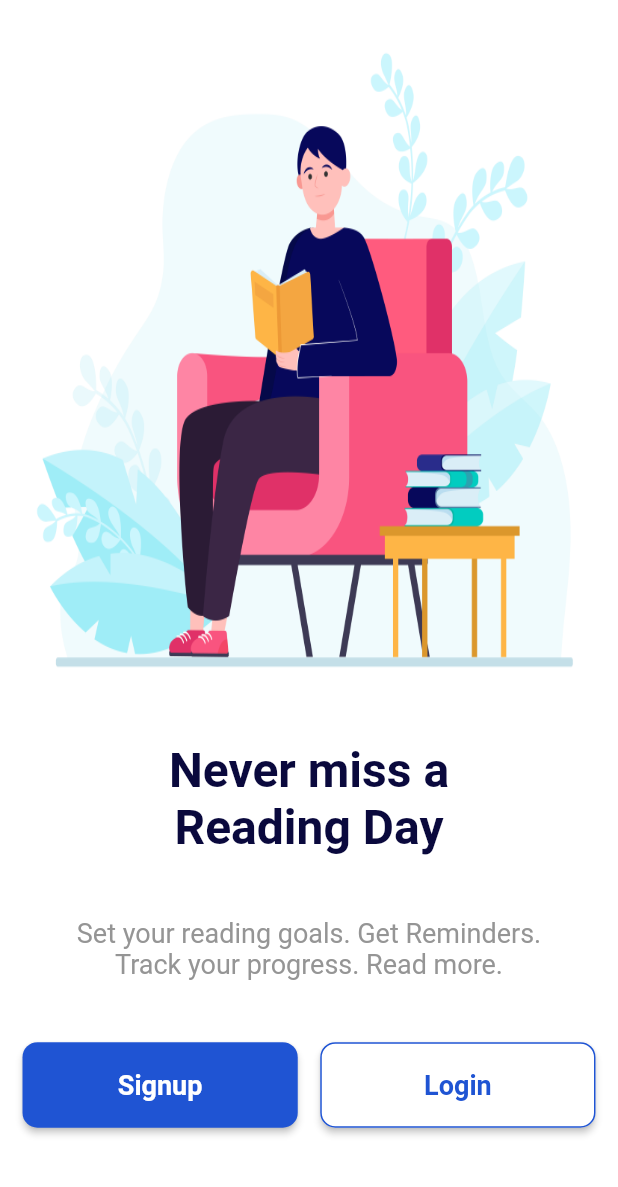
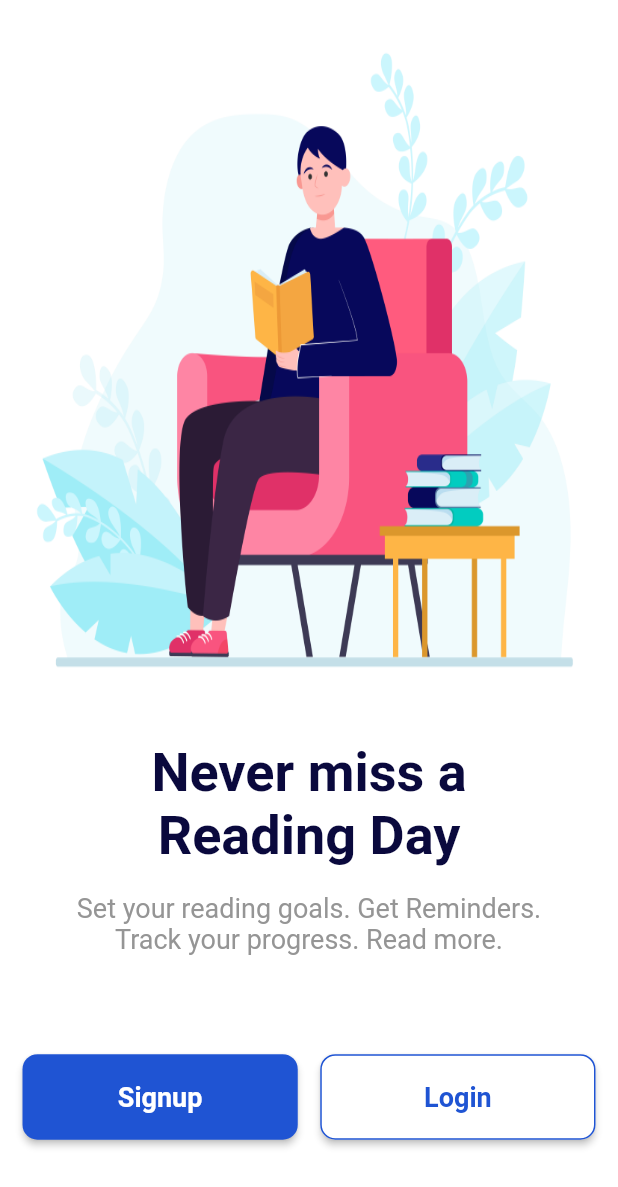
Before and after one commit to iamr-kumar/read-tracker, a Flutter app: the screen it shows after launch, on a phone screen of 412 x 824 dp. Shown: the top 1187 px of the screen. Run offline on Flutter 3.47's test engine with Material 2 defaults, Android fonts, the phone set to English and light mode, and no system bars; our stand-ins replace percent_indicator.

Commit message:
small size fixes

```diff
--- a/lib/screens/welcome/welcome.dart
+++ b/lib/screens/welcome/welcome.dart
@@ -33,12 +33,12 @@ class WelcomeScreen extends StatelessWidget {
                 textAlign: TextAlign.center,
                 style: TextStyle(
                     fontWeight: FontWeight.bold,
-                    fontSize: 32,
+                    fontSize: 36,
                     color: MyColors.textBlue),
               ),
             ),
             SizedBox(
-              height: devHeight * 0.05,
+              height: devHeight * 0.02,
             ),
             const SizedBox(
                 width: 350,
@@ -47,7 +47,7 @@ class WelcomeScreen extends StatelessWidget {
                   textAlign: TextAlign.center,
                   style: TextStyle(fontSize: 18, color: MyColors.textGrey),
                 )),
-            SizedBox(height: devHeight * 0.05),
+            SizedBox(height: devHeight * 0.08),
             Padding(
                 padding: const EdgeInsets.symmetric(horizontal: 15),
                 child: Row(
```
